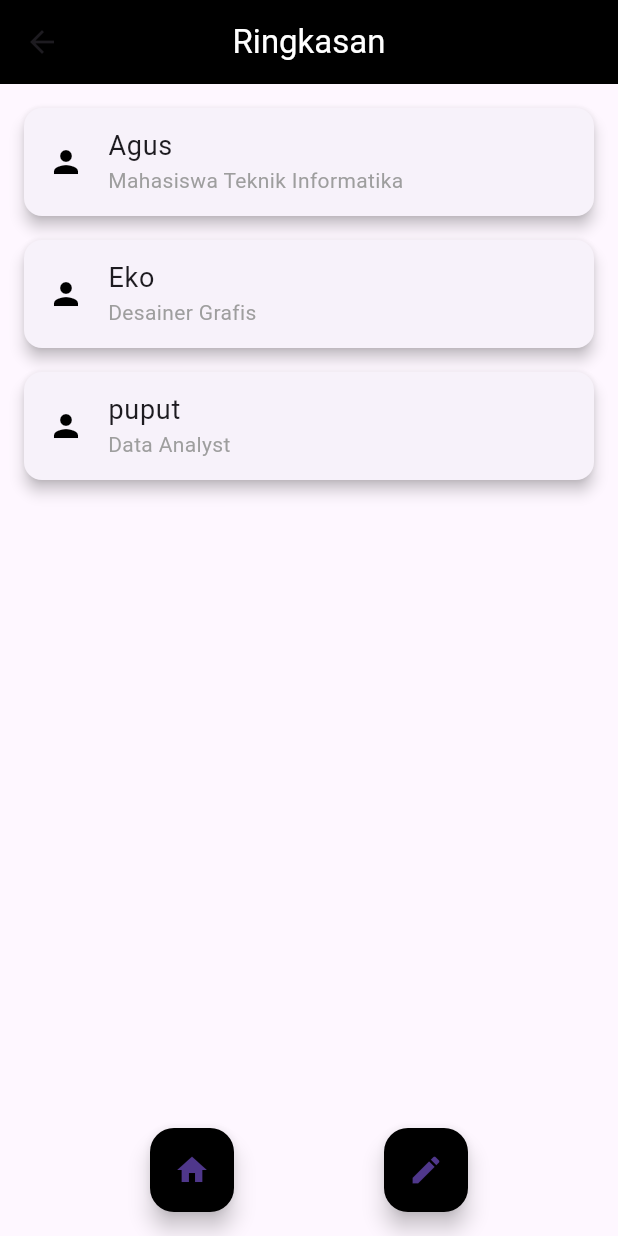
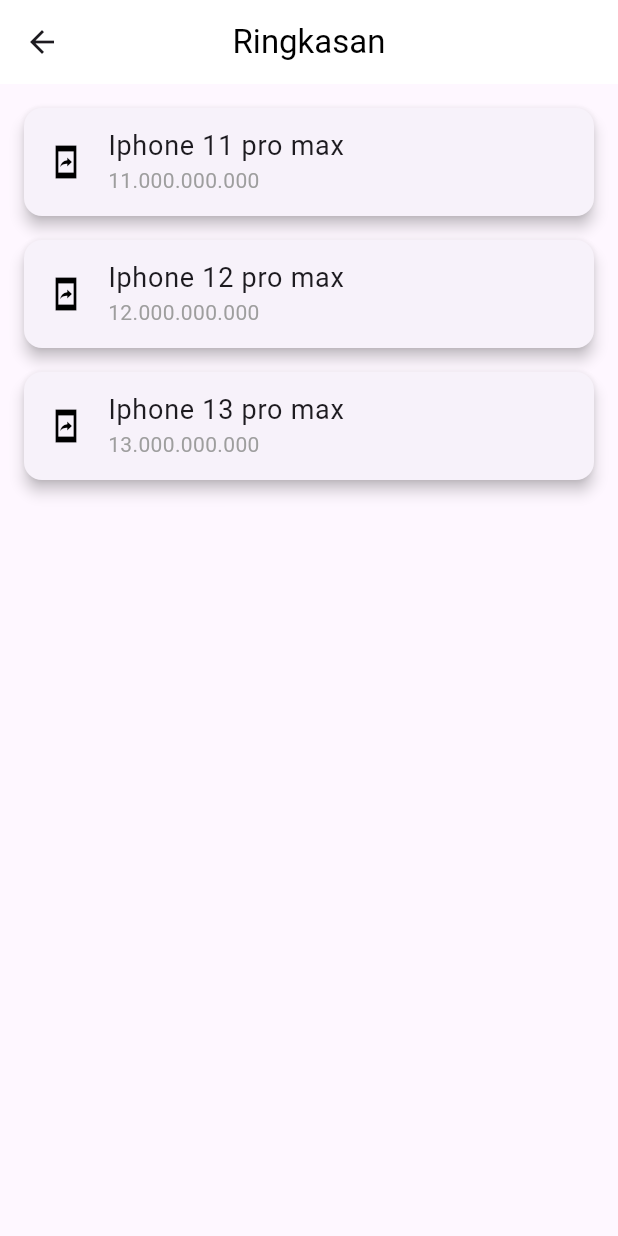
Before and after one commit to Ridwanidn/app_latihan, a Flutter app: the HomePage screen opened directly, after a tap on the "list" icon, on a phone screen of 412 x 824 dp. Run offline on Flutter 3.47's test engine with Material 3 defaults, Android fonts, the light colour scheme and no system bars; Roboto replaces fonts that are missing (San Francisco).

Commit message:
Deskripsi perubahan

```diff
--- a/lib/homepage.dart
+++ b/lib/homepage.dart
@@ -5,8 +5,12 @@
 
 class HomePage extends StatelessWidget {
   final List<Map<String, String>> products = [
-    {'name': 'iPhone 14', 'image': 'assets/iphone.png', 'price': '999'},
-    {'name': 'MacBook Pro', 'image': 'assets/macbook.png', 'price': '1299'},
+    {'name': 'iPhone 14', 'image': 'Iphone.jpeg', 'price': '999'},
+    {'name': 'MacBook Pro', 'image': 'macbook.jpg', 'price': '1299'},
+    {'name': 'iPhone 14', 'image': 'iphone.jpg', 'price': '999'},
+    {'name': 'ipong 20 pro max', 'image': 'ipong.png', 'price': '1299'},
+    {'name': 'iPhone 14', 'image': 'Iphone.jpeg', 'price': '999'},
+    {'name': 'MacBook Pro', 'image': 'macbook.jpg', 'price': '1299'},
     // Tambahkan produk lain di sini
   ];
 
@@ -22,11 +26,14 @@
       body: Column(
         crossAxisAlignment: CrossAxisAlignment.start,
         children: [
+          SizedBox(
+            height: 30,
+          ),
           Padding(
             padding: const EdgeInsets.all(16.0),
             child: Text(
               'Halo semuanya, ini adalah aplikasi Apple. Ada berbagai macam produk Apple di sini.',
-              style: TextStyle(fontSize: 16, color: Colors.black),
+              style: TextStyle(fontSize: 19, color: Colors.black,),
             ),
           ),
           SizedBox(height: 10),
@@ -68,7 +75,7 @@
               }));
             },
             backgroundColor: Colors.black,
-            child: Icon(Icons.add),
+            child: Icon(Icons.add, color: Colors.white,),
             tooltip: 'Formulir',
           ),
           FloatingActionButton(
@@ -78,7 +85,7 @@
               }));
             },
             backgroundColor: Colors.black,
-            child: Icon(Icons.list),
+            child: Icon(Icons.list, color: Colors.white ),
             tooltip: 'Ringkasan',
           ),
         ],
--- a/lib/input.dart
+++ b/lib/input.dart
@@ -54,7 +54,7 @@
                     onPressed: () {
                       Navigator.pop(context); // Kembali ke Homepage
                     },
-                    child: Text('Kembali'),
+                    child: Text('Kembali', style: TextStyle(color: Colors.white),),
                   ),
                   ElevatedButton(
                     style: ElevatedButton.styleFrom(backgroundColor: Colors.black),
@@ -67,14 +67,7 @@
                         );
                       }
                     },
-                    child: Text('Simpan'),
-                  ),
-                  ElevatedButton(
-                    style: ElevatedButton.styleFrom(backgroundColor: Colors.black),
-                    onPressed: () {
-                      Navigator.pushNamed(context, '/summary'); // Ke Halaman Ringkasan
-                    },
-                    child: Text('Lanjut'),
+                    child: Text('Simpan', style: TextStyle(color: Colors.white),),
                   ),
                 ],
               ),
--- a/lib/page4.dart
+++ b/lib/page4.dart
@@ -2,20 +2,19 @@
 
 class SummaryPage extends StatelessWidget {
   final List<Map<String, String>> users = [
-    {'name': 'Agus', 'info': 'Mahasiswa Teknik Informatika'},
-    {'name': 'Eko', 'info': 'Desainer Grafis'},
-    {'name': 'puput', 'info': 'Data Analyst'},
-    // Tambahkan data contoh lainnya di sini
+    {'name': 'Iphone 11 pro max', 'info': '11.000.000.000'},
+    {'name': 'Iphone 12 pro max', 'info': '12.000.000.000'},
+    {'name': 'Iphone 13 pro max', 'info': '13.000.000.000'},
   ];
 
   @override
   Widget build(BuildContext context) {
     return Scaffold(
       appBar: AppBar(
-        backgroundColor: Colors.black,
+        backgroundColor: Colors.white,
         title: Text(
           'Ringkasan',
-          style: TextStyle(color: Colors.white),
+          style: TextStyle(color: Colors.black),
         ),
         centerTitle: true,
         elevation: 0,
@@ -28,35 +27,13 @@
             margin: const EdgeInsets.only(bottom: 16),
             elevation: 4,
             child: ListTile(
-              leading: Icon(Icons.person, color: Colors.black),
+              leading: Icon(Icons.mobile_screen_share_sharp, color: Colors.black),
               title: Text(users[index]['name']!, style: TextStyle(fontSize: 18)),
               subtitle: Text(users[index]['info']!, style: TextStyle(color: Colors.grey)),
             ),
           );
         },
       ),
-      floatingActionButtonLocation: FloatingActionButtonLocation.centerFloat,
-      floatingActionButton: Row(
-        mainAxisAlignment: MainAxisAlignment.spaceEvenly,
-        children: [
-          FloatingActionButton(
-            onPressed: () {
-              Navigator.pop(context); // Kembali ke Halaman 2 (Homepage)
-            },
-            backgroundColor: Colors.black,
-            child: Icon(Icons.home),
-            tooltip: 'Kembali ke Homepage',
-          ),
-          FloatingActionButton(
-            onPressed: () {
-              Navigator.popUntil(context, ModalRoute.withName('/formInput')); // Kembali ke Halaman 3 (Formulir)
-            },
-            backgroundColor: Colors.black,
-            child: Icon(Icons.edit),
-            tooltip: 'Kembali ke Formulir',
-          ),
-        ],
-      ),
     );
   }
 }
--- a/pubspec.yaml
+++ b/pubspec.yaml
@@ -18,4 +18,7 @@
 flutter:
   uses-material-design: true
   assets:
-    - Iphone.jpeg
+  - Iphone.jpeg
+  - iphone.jpg
+  - ipong.png
+  - macbook.jpg
```
Also changed, not shown: assets/iphone.jpg (added), assets/ipong.png (added), assets/macbook.jpg (added).
